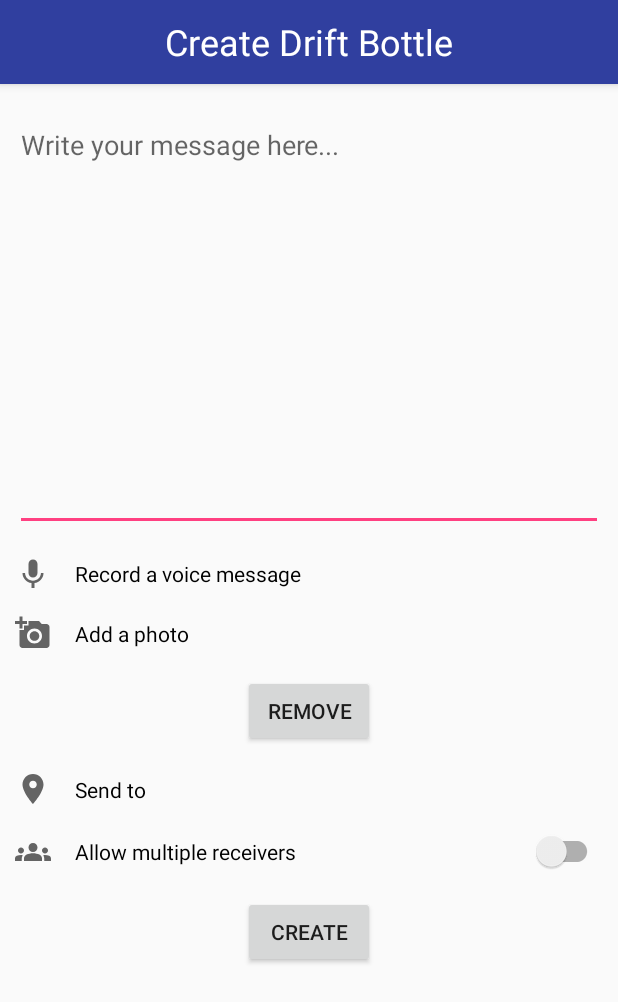
After one commit to zacw7/chatime, an Android app: the CreateBottleActivity screen opened directly, with no data from a screen before it, on a phone screen of 412 x 824 dp. The commit adds this screen. Shown: the top 1002 px of the screen. Run offline under Robolectric (Android 15) with nearby library versions, the phone set to English and light mode, and no system bars; our stand-ins replace ButterKnife.

Commit message:
Build UI for creating drift bottles

```diff
--- /dev/null
+++ b/app/src/main/java/edu/neu/cs5520/chatime/presentation/ui/activities/CreateBottleActivity.java
@@ -0,0 +1,60 @@
+package edu.neu.cs5520.chatime.presentation.ui.activities;
+
+import android.annotation.SuppressLint;
+import android.os.Bundle;
+import android.widget.Button;
+import android.widget.EditText;
+import android.widget.ImageView;
+
+import androidx.appcompat.app.AppCompatActivity;
+
+import butterknife.BindView;
+import butterknife.ButterKnife;
+import edu.neu.cs5520.chatime.R;
+
+@SuppressLint("NonConstantResourceId")
+public class CreateBottleActivity extends AppCompatActivity{
+
+    @BindView(R.id.field_bottle_content)
+    EditText mFieldBottleContent;
+    @BindView(R.id.image_create_bottle_photo)
+    ImageView mImageBottlePhoto;
+
+//    private ProfilePresenter mPresenter;
+
+    @Override
+    protected void onCreate(Bundle savedInstanceState) {
+        super.onCreate(savedInstanceState);
+        setContentView(R.layout.activity_create_bottle);
+        ButterKnife.bind(this);
+
+//        mPresenter = new ProfilePresenterImpl(
+//                ThreadExecutor.getInstance(),
+//                MainThreadImpl.getInstance(),
+//                this,
+//                new FirebaseUserRepository()
+//        );
+    }
+
+
+//    @Override
+//    protected void onResume() {
+//        super.onResume();
+//        mPresenter.resume();
+//    }
+//
+//    @Override
+//    public void showProgress() {
+//
+//    }
+//
+//    @Override
+//    public void hideProgress() {
+//
+//    }
+//
+//    @Override
+//    public void showError(String message) {
+//
+//    }
+}
--- /dev/null
+++ b/app/src/main/res/drawable/ic_baseline_add_a_photo_24.xml
@@ -0,0 +1,10 @@
+<vector xmlns:android="http://schemas.android.com/apk/res/android"
+    android:width="24dp"
+    android:height="24dp"
+    android:viewportWidth="24"
+    android:viewportHeight="24"
+    android:tint="?attr/colorControlNormal">
+  <path
+      android:fillColor="@android:color/white"
+      android:pathData="M3,4V1h2v3h3v2H5v3H3V6H0V4H3zM6,10V7h3V4h7l1.83,2H21c1.1,0 2,0.9 2,2v12c0,1.1 -0.9,2 -2,2H5c-1.1,0 -2,-0.9 -2,-2V10H6zM13,19c2.76,0 5,-2.24 5,-5s-2.24,-5 -5,-5s-5,2.24 -5,5S10.24,19 13,19zM9.8,14c0,1.77 1.43,3.2 3.2,3.2s3.2,-1.43 3.2,-3.2s-1.43,-3.2 -3.2,-3.2S9.8,12.23 9.8,14z"/>
+</vector>
--- /dev/null
+++ b/app/src/main/res/drawable/ic_baseline_groups_24.xml
@@ -0,0 +1,10 @@
+<vector xmlns:android="http://schemas.android.com/apk/res/android"
+    android:width="24dp"
+    android:height="24dp"
+    android:viewportWidth="24"
+    android:viewportHeight="24"
+    android:tint="?attr/colorControlNormal">
+  <path
+      android:fillColor="@android:color/white"
+      android:pathData="M12,12.75c1.63,0 3.07,0.39 4.24,0.9c1.08,0.48 1.76,1.56 1.76,2.73L18,18H6l0,-1.61c0,-1.18 0.68,-2.26 1.76,-2.73C8.93,13.14 10.37,12.75 12,12.75zM4,13c1.1,0 2,-0.9 2,-2c0,-1.1 -0.9,-2 -2,-2s-2,0.9 -2,2C2,12.1 2.9,13 4,13zM5.13,14.1C4.76,14.04 4.39,14 4,14c-0.99,0 -1.93,0.21 -2.78,0.58C0.48,14.9 0,15.62 0,16.43V18l4.5,0v-1.61C4.5,15.56 4.73,14.78 5.13,14.1zM20,13c1.1,0 2,-0.9 2,-2c0,-1.1 -0.9,-2 -2,-2s-2,0.9 -2,2C18,12.1 18.9,13 20,13zM24,16.43c0,-0.81 -0.48,-1.53 -1.22,-1.85C21.93,14.21 20.99,14 20,14c-0.39,0 -0.76,0.04 -1.13,0.1c0.4,0.68 0.63,1.46 0.63,2.29V18l4.5,0V16.43zM12,6c1.66,0 3,1.34 3,3c0,1.66 -1.34,3 -3,3s-3,-1.34 -3,-3C9,7.34 10.34,6 12,6z"/>
+</vector>
--- /dev/null
+++ b/app/src/main/res/drawable/ic_baseline_keyboard_voice_24.xml
@@ -0,0 +1,10 @@
+<vector xmlns:android="http://schemas.android.com/apk/res/android"
+    android:width="24dp"
+    android:height="24dp"
+    android:viewportWidth="24"
+    android:viewportHeight="24"
+    android:tint="?attr/colorControlNormal">
+  <path
+      android:fillColor="@android:color/white"
+      android:pathData="M12,15c1.66,0 2.99,-1.34 2.99,-3L15,6c0,-1.66 -1.34,-3 -3,-3S9,4.34 9,6v6c0,1.66 1.34,3 3,3zM17.3,12c0,3 -2.54,5.1 -5.3,5.1S6.7,15 6.7,12L5,12c0,3.42 2.72,6.23 6,6.72L11,22h2v-3.28c3.28,-0.48 6,-3.3 6,-6.72h-1.7z"/>
+</vector>
--- /dev/null
+++ b/app/src/main/res/drawable/ic_baseline_place_24.xml
@@ -0,0 +1,10 @@
+<vector xmlns:android="http://schemas.android.com/apk/res/android"
+    android:width="24dp"
+    android:height="24dp"
+    android:viewportWidth="24"
+    android:viewportHeight="24"
+    android:tint="?attr/colorControlNormal">
+  <path
+      android:fillColor="@android:color/white"
+      android:pathData="M12,2C8.13,2 5,5.13 5,9c0,5.25 7,13 7,13s7,-7.75 7,-13c0,-3.87 -3.13,-7 -7,-7zM12,11.5c-1.38,0 -2.5,-1.12 -2.5,-2.5s1.12,-2.5 2.5,-2.5 2.5,1.12 2.5,2.5 -1.12,2.5 -2.5,2.5z"/>
+</vector>
--- /dev/null
+++ b/app/src/main/res/layout/activity_create_bottle.xml
@@ -0,0 +1,238 @@
+<?xml version="1.0" encoding="utf-8"?>
+<androidx.constraintlayout.widget.ConstraintLayout xmlns:android="http://schemas.android.com/apk/res/android"
+    xmlns:app="http://schemas.android.com/apk/res-auto"
+    xmlns:tools="http://schemas.android.com/tools"
+    android:layout_width="match_parent"
+    android:layout_height="match_parent"
+    tools:context=".presentation.ui.activities.ProfileActivity">
+
+    <androidx.appcompat.widget.Toolbar
+        android:id="@+id/head_toolbar_create_bottle"
+        android:layout_width="match_parent"
+        android:layout_height="?attr/actionBarSize"
+        android:background="@color/colorPrimaryDark"
+        android:elevation="4dp"
+        app:layout_constraintEnd_toEndOf="parent"
+        app:layout_constraintStart_toStartOf="parent"
+        app:layout_constraintTop_toTopOf="parent"
+        app:popupTheme="@style/ThemeOverlay.AppCompat.ActionBar">
+
+        <TextView
+            android:id="@+id/toolbar_title_create_bottle"
+            android:layout_width="wrap_content"
+            android:layout_height="wrap_content"
+            android:layout_gravity="center"
+            android:text="@string/create_a_drift_bottle"
+            android:textColor="#FFFFFF"
+            android:textSize="24sp"
+            tools:layout_editor_absoluteX="161dp"
+            tools:layout_editor_absoluteY="12dp" />
+    </androidx.appcompat.widget.Toolbar>
+
+    <ScrollView
+        android:layout_width="fill_parent"
+        android:layout_height="wrap_content"
+        android:fillViewport="false"
+        android:orientation="vertical"
+        android:padding="10dp"
+        app:layout_constraintEnd_toEndOf="parent"
+        app:layout_constraintStart_toStartOf="parent"
+        app:layout_constraintTop_toBottomOf="@+id/head_toolbar_create_bottle">
+
+        <LinearLayout
+            android:layout_width="match_parent"
+            android:layout_height="wrap_content"
+            android:orientation="vertical">
+
+            <androidx.constraintlayout.widget.ConstraintLayout
+                android:layout_width="match_parent"
+                android:layout_height="match_parent"
+                android:layout_marginBottom="@dimen/dp_8"
+                android:layout_marginTop="@dimen/dp_8">
+
+                <EditText
+                    android:id="@+id/field_bottle_content"
+                    android:layout_width="0dp"
+                    android:layout_height="wrap_content"
+                    android:autofillHints="Write your message here..."
+                    android:ems="10"
+                    android:gravity="top"
+                    android:hint="@string/write_your_message_here"
+                    android:inputType="textMultiLine"
+                    android:lines="12"
+                    app:layout_constraintBottom_toBottomOf="parent"
+                    app:layout_constraintEnd_toEndOf="parent"
+                    app:layout_constraintStart_toStartOf="parent"
+                    app:layout_constraintTop_toTopOf="parent" />
+            </androidx.constraintlayout.widget.ConstraintLayout>
+
+            <androidx.constraintlayout.widget.ConstraintLayout
+                android:layout_width="match_parent"
+                android:layout_height="match_parent"
+                android:layout_marginBottom="@dimen/dp_8"
+                android:layout_marginTop="@dimen/dp_8">
+
+                <ImageView
+                    android:id="@+id/image_voice_message"
+                    android:layout_width="wrap_content"
+                    android:layout_height="wrap_content"
+                    android:contentDescription="@string/record_a_voice_message"
+                    app:layout_constraintBottom_toBottomOf="parent"
+                    app:layout_constraintStart_toStartOf="parent"
+                    app:layout_constraintTop_toTopOf="parent"
+                    app:srcCompat="@drawable/ic_baseline_keyboard_voice_24" />
+
+                <TextView
+                    android:id="@+id/text_record_audio"
+                    android:layout_width="wrap_content"
+                    android:layout_height="wrap_content"
+                    android:layout_marginStart="16dp"
+                    android:text="@string/record_a_voice_message"
+                    android:textColor="@color/design_default_color_on_secondary"
+                    app:layout_constraintBottom_toBottomOf="parent"
+                    app:layout_constraintStart_toEndOf="@+id/image_voice_message"
+                    app:layout_constraintTop_toTopOf="parent" />
+            </androidx.constraintlayout.widget.ConstraintLayout>
+
+            <androidx.constraintlayout.widget.ConstraintLayout
+                android:layout_width="match_parent"
+                android:layout_height="match_parent"
+                android:layout_marginBottom="@dimen/dp_8"
+                android:layout_marginTop="@dimen/dp_8">
+
+                <ImageView
+                    android:id="@+id/image_add_photo"
+                    android:layout_width="wrap_content"
+                    android:layout_height="wrap_content"
+                    android:contentDescription="@string/add_a_photo"
+                    app:layout_constraintBottom_toBottomOf="parent"
+                    app:layout_constraintStart_toStartOf="parent"
+                    app:layout_constraintTop_toTopOf="parent"
+                    app:srcCompat="@drawable/ic_baseline_add_a_photo_24" />
+
+                <TextView
+                    android:id="@+id/text_add_photo"
+                    android:layout_width="wrap_content"
+                    android:layout_height="wrap_content"
+                    android:layout_marginStart="16dp"
+                    android:text="@string/add_a_photo"
+                    android:textColor="@color/design_default_color_on_secondary"
+                    app:layout_constraintBottom_toBottomOf="parent"
+                    app:layout_constraintStart_toEndOf="@+id/image_add_photo"
+                    app:layout_constraintTop_toTopOf="parent" />
+
+            </androidx.constraintlayout.widget.ConstraintLayout>
+
+            <androidx.constraintlayout.widget.ConstraintLayout
+                android:id="@+id/layout_create_bottle_photo"
+                android:layout_width="match_parent"
+                android:layout_height="match_parent"
+                android:layout_marginBottom="@dimen/dp_8"
+                android:layout_marginTop="@dimen/dp_8">
+
+                <Button
+                    android:id="@+id/button_remove_photo"
+                    android:layout_width="wrap_content"
+                    android:layout_height="wrap_content"
+                    android:text="@string/remove"
+                    app:layout_constraintBottom_toBottomOf="parent"
+                    app:layout_constraintEnd_toEndOf="parent"
+                    app:layout_constraintStart_toStartOf="parent"
+                    app:layout_constraintTop_toBottomOf="@+id/image_create_bottle_photo" />
+
+                <ImageView
+                    android:id="@+id/image_create_bottle_photo"
+                    android:layout_width="wrap_content"
+                    android:layout_height="wrap_content"
+                    android:contentDescription="@string/add_a_photo"
+                    app:layout_constraintEnd_toEndOf="parent"
+                    app:layout_constraintStart_toStartOf="parent"
+                    app:layout_constraintTop_toTopOf="parent"
+                    tools:src="@tools:sample/avatars" />
+            </androidx.constraintlayout.widget.ConstraintLayout>
+
+            <androidx.constraintlayout.widget.ConstraintLayout
+                android:layout_width="match_parent"
+                android:layout_height="match_parent"
+                android:layout_marginBottom="@dimen/dp_8"
+                android:layout_marginTop="@dimen/dp_8">
+
+                <ImageView
+                    android:id="@+id/image_send_to"
+                    android:layout_width="wrap_content"
+                    android:layout_height="wrap_content"
+                    android:contentDescription="@string/send_to"
+                    app:layout_constraintBottom_toBottomOf="parent"
+                    app:layout_constraintStart_toStartOf="parent"
+                    app:layout_constraintTop_toTopOf="parent"
+                    app:srcCompat="@drawable/ic_baseline_place_24" />
+
+                <TextView
+                    android:id="@+id/text_send_to"
+                    android:layout_width="wrap_content"
+                    android:layout_height="wrap_content"
+                    android:layout_marginStart="16dp"
+                    android:text="@string/send_to"
+                    android:textColor="@color/design_default_color_on_secondary"
+                    app:layout_constraintBottom_toBottomOf="parent"
+                    app:layout_constraintStart_toEndOf="@+id/image_send_to"
+                    app:layout_constraintTop_toTopOf="parent" />
+
+            </androidx.constraintlayout.widget.ConstraintLayout>
+
+            <androidx.constraintlayout.widget.ConstraintLayout
+                android:layout_width="match_parent"
+                android:layout_height="match_parent"
+                android:layout_marginBottom="@dimen/dp_8"
+                android:layout_marginTop="@dimen/dp_8">
+
+                <ImageView
+                    android:id="@+id/image_multiple_receivers"
+                    android:layout_width="wrap_content"
+                    android:layout_height="wrap_content"
+                    android:contentDescription="@string/allow_multiple_receivers"
+                    app:layout_constraintBottom_toBottomOf="parent"
+                    app:layout_constraintStart_toStartOf="parent"
+                    app:layout_constraintTop_toTopOf="parent"
+                    app:srcCompat="@drawable/ic_baseline_groups_24" />
+
+                <TextView
+                    android:id="@+id/text_multiple_receivers"
+                    android:layout_width="wrap_content"
+                    android:layout_height="wrap_content"
+                    android:layout_marginStart="16dp"
+                    android:text="@string/allow_multiple_receivers"
+                    android:textColor="@color/design_default_color_on_secondary"
+                    app:layout_constraintBottom_toBottomOf="parent"
+                    app:layout_constraintStart_toEndOf="@+id/image_multiple_receivers"
+                    app:layout_constraintTop_toTopOf="parent" />
+
+                <com.google.android.material.switchmaterial.SwitchMaterial
+                    android:id="@+id/switch_multiple_receivers"
+                    android:layout_width="wrap_content"
+                    android:layout_height="wrap_content"
+                    app:layout_constraintBottom_toBottomOf="parent"
+                    app:layout_constraintEnd_toEndOf="parent"
+                    app:layout_constraintTop_toTopOf="parent"
+                    app:layout_constraintVertical_bias="0.0" />
+            </androidx.constraintlayout.widget.ConstraintLayout>
+
+            <androidx.constraintlayout.widget.ConstraintLayout
+                android:layout_width="match_parent"
+                android:layout_height="match_parent"
+                android:layout_marginBottom="@dimen/dp_8"
+                android:layout_marginTop="@dimen/dp_8">
+
+                <Button
+                    android:id="@+id/button_create_bottle"
+                    android:layout_width="wrap_content"
+                    android:layout_height="wrap_content"
+                    android:text="@string/create"
+                    app:layout_constraintBottom_toBottomOf="parent"
+                    app:layout_constraintEnd_toEndOf="parent"
+                    app:layout_constraintStart_toStartOf="parent"
+                    app:layout_constraintTop_toTopOf="parent" />
+            </androidx.constraintlayout.widget.ConstraintLayout>
+        </LinearLayout>
+    </ScrollView>
+</androidx.constraintlayout.widget.ConstraintLayout>
--- a/app/src/main/res/values/strings.xml
+++ b/app/src/main/res/values/strings.xml
@@ -22,4 +22,12 @@
     <string name="upload_from_gallery">Upload from Gallery</string>
     <string name="take_photo_from_camera">Take Photo from Camera</string>
     <string name="edit_profile_photo">Edit Profile Photo</string>
+    <string name="create_a_drift_bottle">Create Drift Bottle</string>
+    <string name="add_a_photo">Add a photo</string>
+    <string name="remove">Remove</string>
+    <string name="write_your_message_here">Write your message here...</string>
+    <string name="allow_multiple_receivers">Allow multiple receivers</string>
+    <string name="create">Create</string>
+    <string name="record_a_voice_message">Record a voice message</string>
+    <string name="send_to">Send to</string>
 </resources>
```
Also changed, not shown: app/src/main/AndroidManifest.xml (+20 -16 lines).
